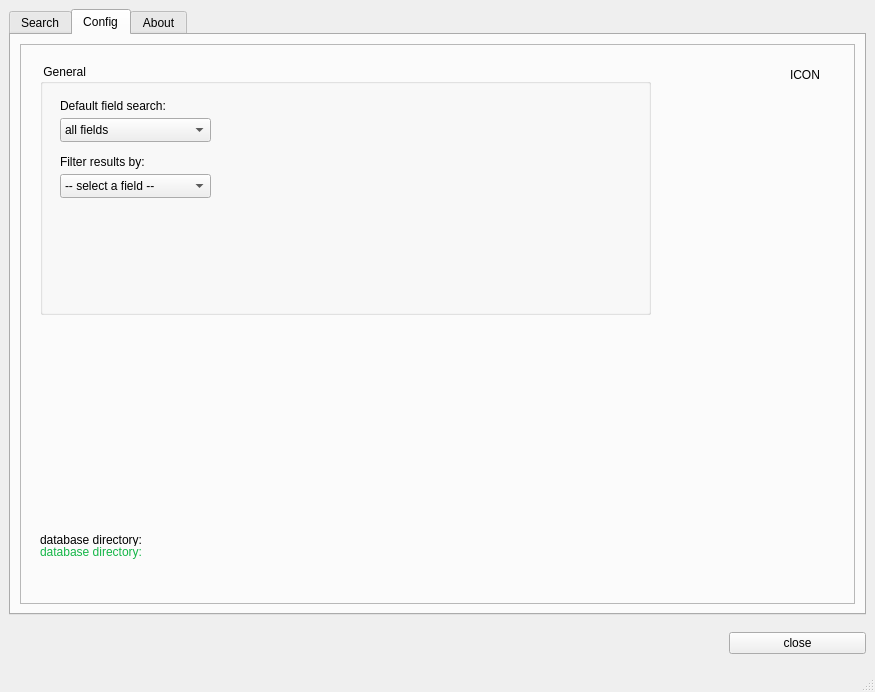
The window that ui/main_window_hashed_maze.ui (TitoBarrosTI/hashed_maze) describes before a commit, drawn with Qt 5.
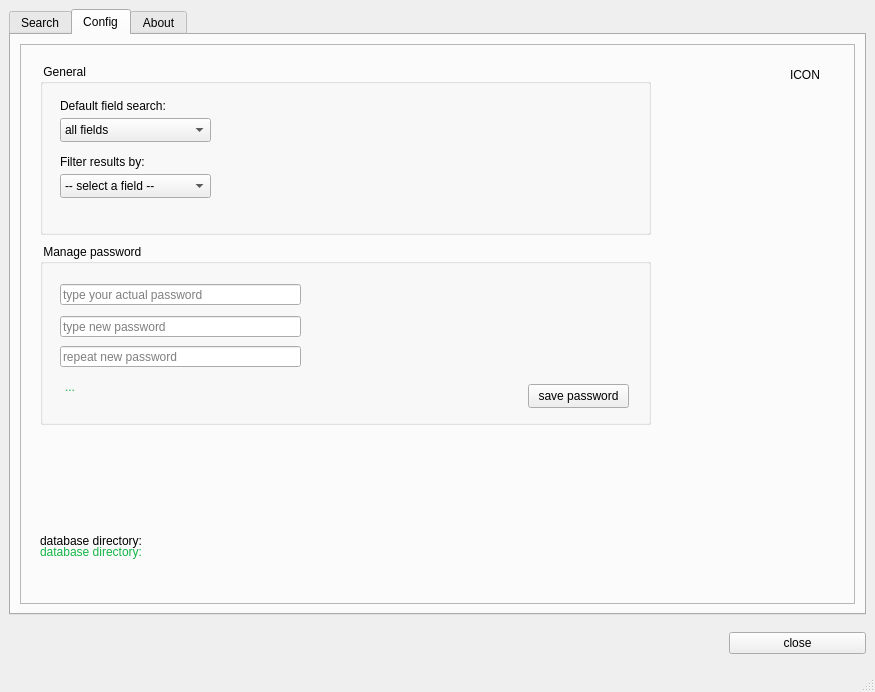
The same window after the commit. The open tabs and pages were chosen to show the change. Custom widgets are drawn as their Qt base class.

Commit message: feat(ui): add new UI components (not yet wired)

```diff
--- a/ui/main_window_hashed_maze.ui
+++ b/ui/main_window_hashed_maze.ui
@@ -419,7 +419,7 @@
              <x>20</x>
              <y>20</y>
              <width>611</width>
-             <height>251</height>
+             <height>171</height>
             </rect>
            </property>
            <property name="title">
@@ -529,38 +529,119 @@
            <property name="geometry">
             <rect>
              <x>20</x>
-             <y>490</y>
-             <width>781</width>
-             <height>12</height>
-            </rect>
-           </property>
-           <property name="styleSheet">
-            <string notr="true">QLabel{
-rgb(145, 145, 145)
-}</string>
-           </property>
-           <property name="text">
-            <string>database directory:</string>
-           </property>
-          </widget>
-          <widget class="QLabel" name="lblCFGDatabaseDirectory_2">
-           <property name="geometry">
-            <rect>
-             <x>20</x>
              <y>500</y>
+             <width>801</width>
+             <height>16</height>
+            </rect>
+           </property>
+           <property name="styleSheet">
+            <string notr="true">QLabel{
+	color:rgb(20, 182, 71)
+}</string>
+           </property>
+           <property name="text">
+            <string>database directory:</string>
+           </property>
+          </widget>
+          <widget class="QLabel" name="lblCFGDatabaseDirectory_2">
+           <property name="geometry">
+            <rect>
+             <x>20</x>
+             <y>489</y>
              <width>111</width>
              <height>16</height>
             </rect>
            </property>
            <property name="styleSheet">
-            <string notr="true">QLabel{
-	color:rgb(20, 182, 71)
-}</string>
+            <string notr="true"/>
            </property>
            <property name="text">
             <string>database directory:</string>
            </property>
           </widget>
+          <widget class="QGroupBox" name="gbxChangePWD">
+           <property name="geometry">
+            <rect>
+             <x>20</x>
+             <y>200</y>
+             <width>611</width>
+             <height>181</height>
+            </rect>
+           </property>
+           <property name="title">
+            <string> Manage password </string>
+           </property>
+           <widget class="QLineEdit" name="edtActualPWD">
+            <property name="geometry">
+             <rect>
+              <x>20</x>
+              <y>40</y>
+              <width>241</width>
+              <height>21</height>
+             </rect>
+            </property>
+            <property name="placeholderText">
+             <string>type your actual password</string>
+            </property>
+           </widget>
+           <widget class="QLineEdit" name="edtNewPWD">
+            <property name="geometry">
+             <rect>
+              <x>20</x>
+              <y>72</y>
+              <width>241</width>
+              <height>21</height>
+             </rect>
+            </property>
+            <property name="placeholderText">
+             <string>type new password</string>
+            </property>
+           </widget>
+           <widget class="QPushButton" name="btnSavePWD">
+            <property name="geometry">
+             <rect>
+              <x>488</x>
+              <y>140</y>
+              <width>101</width>
+              <height>24</height>
+             </rect>
+            </property>
+            <property name="text">
+             <string>save password</string>
+            </property>
+           </widget>
+           <widget class="QLabel" name="lblMsgPWD">
+            <property name="geometry">
+             <rect>
+              <x>25</x>
+              <y>135</y>
+              <width>401</width>
+              <height>16</height>
+             </rect>
+            </property>
+            <property name="styleSheet">
+             <string notr="true">QLabel{
+	color:rgb(20, 182, 71)
+}</string>
+            </property>
+            <property name="text">
+             <string>...</string>
+            </property>
+           </widget>
+           <widget class="QLineEdit" name="edtNewPWDRepetition">
+            <property name="geometry">
+             <rect>
+              <x>20</x>
+              <y>102</y>
+              <width>241</width>
+              <height>21</height>
+             </rect>
+            </property>
+            <property name="placeholderText">
+             <string>repeat new password</string>
+            </property>
+           </widget>
+          </widget>
          </widget>
         </item>
        </layout>
```
Left out of the diff: 29 changed lines with no effect on the pictures. The commit also changes 2 other files.
